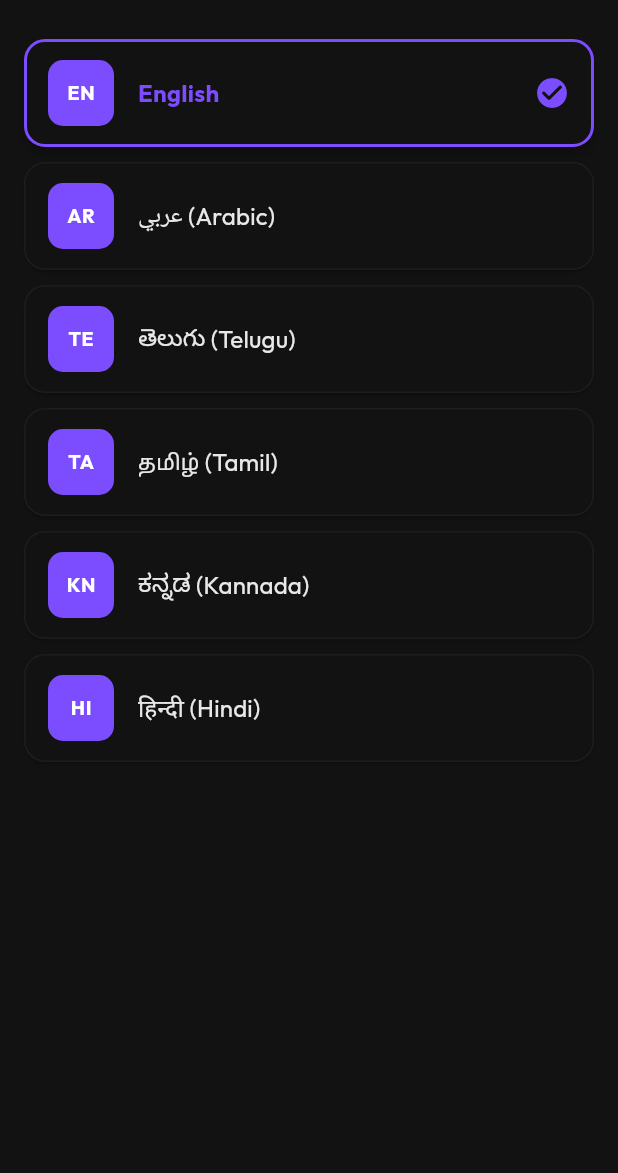
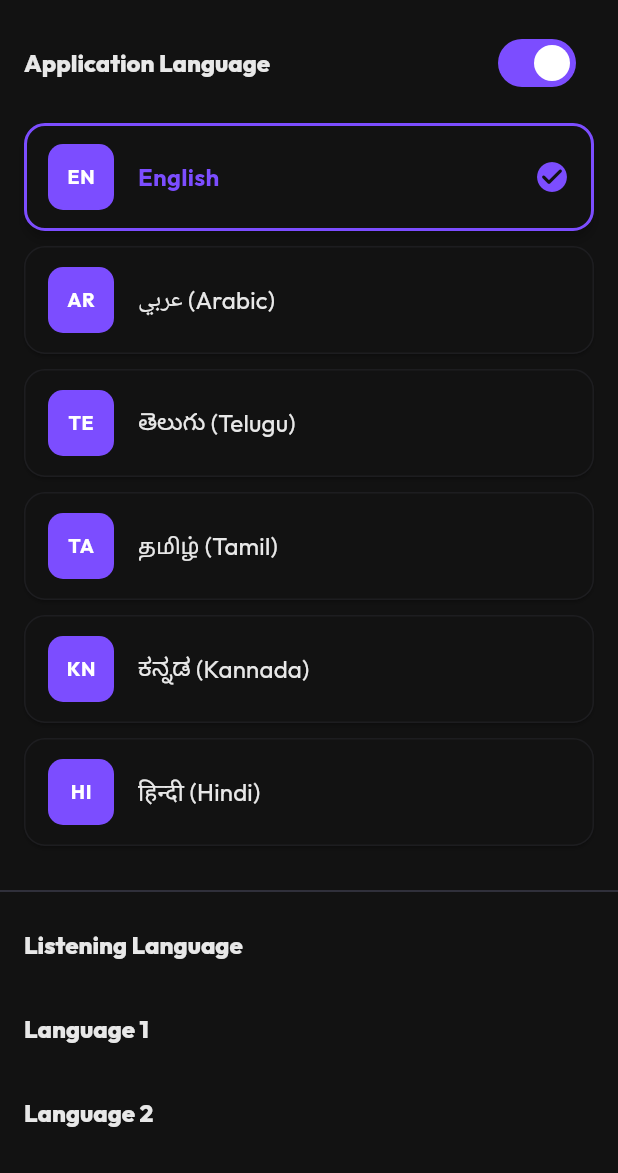
Before and after one commit to govardhanaraos/grradio-revamp, a Flutter app: the MoreScreen screen opened directly, after a tap on "Dark Mode", after a tap on "Language", on a phone screen of 412 x 824 dp, the part 63-1236 px from its top. Run offline on Flutter 3.47's test engine with Material 3 defaults, Android fonts, the phone set to English and light mode, and no system bars; our stand-ins replace audio_service, connectivity_plus, device_info_plus, dio, firebase_core, firebase_messaging and 14 more; missing offline and left inert: audio_session, encrypt, purchases_flutter, purchases_ui_flutter; accounts and stored records are empty; network calls fail; project files that could hold a hidden picture were left out.

Commit message:
Changes pending to commit

```diff
--- a/lib/more/language_selection_screen.dart
+++ b/lib/more/language_selection_screen.dart
@@ -4,9 +4,51 @@ import 'package:grradio/main.dart';
 import 'package:grradio/more/locale_provider.dart';
 import 'package:provider/provider.dart';
 
-/// Full-screen language picker accessible from More > Settings > Language.
-class LanguageSelectionScreen extends StatelessWidget {
+class LanguageSelectionScreen extends StatefulWidget {
   const LanguageSelectionScreen({super.key});
+
+  @override
+  State<LanguageSelectionScreen> createState() =>
+      _LanguageSelectionScreenState();
+}
+
+class _LanguageSelectionScreenState extends State<LanguageSelectionScreen> {
+  bool _showApplicationLanguage = true;
+
+  @override
+  Widget build(BuildContext context) {
+    return Scaffold(
+      appBar: AppBar(
+        title: const Text('Select Language'),
+        centerTitle: true,
+      ),
+      body: Column(
+        children: [
+          SwitchListTile(
+            title: const Text('Application Language'),
+            value: _showApplicationLanguage,
+            onChanged: (value) {
+              setState(() {
+                _showApplicationLanguage = value;
+              });
+            },
+          ),
+          if (_showApplicationLanguage) const ApplicationLanguageList(),
+          const Divider(),
+          const ListTile(
+            title: Text('Listening Language'),
+          ),
+          const Expanded(
+            child: ListeningLanguageList(),
+          ),
+        ],
+      ),
+    );
+  }
+}
+
+class ApplicationLanguageList extends StatelessWidget {
+  const ApplicationLanguageList({super.key});
 
   static final AnalyticsServiceAPI _analyticsService = AnalyticsServiceAPI();
 
@@ -16,19 +58,14 @@ class LanguageSelectionScreen extends StatelessWidget {
     final cs = Theme.of(context).colorScheme;
     final tt = Theme.of(context).textTheme;
 
-    return Scaffold(
-      appBar: AppBar(
-        title: const Text('Select Language'),
-        centerTitle: true,
-      ),
-      body: ListView.builder(
+    return ListView.builder(
+      shrinkWrap: true,
       padding: const EdgeInsets.symmetric(vertical: 12, horizontal: 16),
       itemCount: LocaleProvider.supportedLanguages.length,
       itemBuilder: (context, index) {
         final lang = LocaleProvider.supportedLanguages[index];
         final isSelected =
-              localeProvider.currentLocale.languageCode ==
-              lang.locale.languageCode;
+            localeProvider.currentLocale.languageCode == lang.locale.languageCode;
 
         return Card(
           margin: const EdgeInsets.only(bottom: 10),
@@ -38,7 +75,7 @@ class LanguageSelectionScreen extends StatelessWidget {
             side: BorderSide(
               color: isSelected
                   ? cs.primary
-                    : cs.outline.withValues(alpha: 0.2),
+                  : cs.outline.withOpacity(0.2),
               width: isSelected ? 2 : 1,
             ),
           ),
@@ -51,8 +88,7 @@ class LanguageSelectionScreen extends StatelessWidget {
             title: Text(
               lang.nativeName,
               style: tt.titleMedium?.copyWith(
-                  fontWeight:
-                      isSelected ? FontWeight.bold : FontWeight.normal,
+                fontWeight: isSelected ? FontWeight.bold : FontWeight.normal,
                 color: isSelected ? cs.primary : cs.onSurface,
               ),
             ),
@@ -68,29 +104,15 @@ class LanguageSelectionScreen extends StatelessWidget {
                 'Change Language',
                 details: {'language': lang.locale.languageCode},
               );
-                await context
-                    .read<LocaleProvider>()
-                    .setLocale(lang.locale);
-                if (context.mounted) Navigator.pop(context);
+              await context.read<LocaleProvider>().setLocale(lang.locale);
             },
           ),
         );
       },
-      ),
     );
   }
 
   Widget _flagIcon(String code, ColorScheme cs) {
-    final icons = <String, IconData>{
-      'en': Icons.language,
-      'ar': Icons.language,
-      'te': Icons.language,
-      'ta': Icons.language,
-      'kn': Icons.language,
-      'hi': Icons.language,
-    };
-    // Show a coloured language-code badge instead of a flag emoji for
-    // reliable rendering on all Android versions.
     return Container(
       width: 44,
       height: 44,
@@ -111,3 +133,22 @@ class LanguageSelectionScreen extends StatelessWidget {
     );
   }
 }
+
+class ListeningLanguageList extends StatelessWidget {
+  const ListeningLanguageList({super.key});
+
+  @override
+  Widget build(BuildContext context) {
+    // This is a placeholder for the listening language functionality.
+    // You can replace this with your actual implementation.
+    return ListView.builder(
+      shrinkWrap: true,
+      itemCount: 5,
+      itemBuilder: (context, index) {
+        return ListTile(
+          title: Text('Language ${index + 1}'),
+        );
+      },
+    );
+  }
+}
--- a/lib/more/locale_provider.dart
+++ b/lib/more/locale_provider.dart
@@ -2,11 +2,14 @@ import 'package:flutter/material.dart';
 import 'package:shared_preferences/shared_preferences.dart';
 
 class LocaleProvider extends ChangeNotifier {
-  static const String _prefKey = 'app_locale';
+  static const String _appLocaleKey = 'app_locale';
+  static const String _listeningLangKey = 'listening_language';
 
   Locale _locale = const Locale('en');
+  String _listeningLanguage = 'en';
 
   Locale get currentLocale => _locale;
+  String get listeningLanguage => _listeningLanguage;
 
   String get currentLanguageName {
     switch (_locale.languageCode) {
@@ -26,11 +29,12 @@ class LocaleProvider extends ChangeNotifier {
     }
   }
 
-  /// Load previously saved locale from SharedPreferences on startup.
-  Future<void> loadSavedLocale() async {
+  /// Load previously saved locale and listening language from SharedPreferences on startup.
+  Future<void> loadSavedPreferences() async {
     final prefs = await SharedPreferences.getInstance();
-    final code = prefs.getString(_prefKey) ?? 'en';
-    _locale = Locale(code);
+    final appLocaleCode = prefs.getString(_appLocaleKey) ?? 'en';
+    _locale = Locale(appLocaleCode);
+    _listeningLanguage = prefs.getString(_listeningLangKey) ?? 'en';
     notifyListeners();
   }
 
@@ -40,7 +44,16 @@ class LocaleProvider extends ChangeNotifier {
     _locale = locale;
     notifyListeners();
     final prefs = await SharedPreferences.getInstance();
-    await prefs.setString(_prefKey, locale.languageCode);
+    await prefs.setString(_appLocaleKey, locale.languageCode);
+  }
+
+  /// Change the listening language and persist the choice.
+  Future<void> setListeningLanguage(String languageCode) async {
+    if (_listeningLanguage == languageCode) return;
+    _listeningLanguage = languageCode;
+    notifyListeners();
+    final prefs = await SharedPreferences.getInstance();
+    await prefs.setString(_listeningLangKey, languageCode);
   }
 
   /// The list of locales supported by the app.
--- a/lib/radio/radioplayerscreen_mobile.dart
+++ b/lib/radio/radioplayerscreen_mobile.dart
@@ -4,19 +4,22 @@ import 'dart:math' show Random;
 import 'package:audio_service/audio_service.dart';
 import 'package:flutter/material.dart';
 import 'package:flutter/services.dart';
-import 'package:grradio/api/analytics_service_api.dart';
 import 'package:grradio/ads/ad_config_provider.dart';
 import 'package:grradio/ads/ad_widgets.dart';
+import 'package:grradio/api/analytics_service_api.dart';
+import 'package:grradio/api/song.dart';
+import 'package:grradio/api/top_songs_service.dart';
+import 'package:grradio/l10n/app_localizations.dart';
 import 'package:grradio/main.dart';
 import 'package:grradio/more/theme_provider.dart';
 import 'package:grradio/radio/radiostation.dart';
 import 'package:grradio/radio/station_category_screen.dart';
 import 'package:grradio/widgets/horizontal_station_list.dart';
+import 'package:grradio/widgets/horizontal_top_songs.dart';
 import 'package:grradio/widgets/radio_animated_icons.dart';
 import 'package:grradio/widgets/section_header.dart';
 import 'package:provider/provider.dart';
 import 'package:shared_preferences/shared_preferences.dart';
-import 'package:grradio/l10n/app_localizations.dart';
 
 // ─────────────────────────────────────────────────────────────────────────────
 //  PROGRESSIVE DISPLAY WITH INCREMENTAL AD INJECTION
@@ -162,6 +165,8 @@ class _RadioPlayerScreenState extends State<RadioPlayerScreen>
   final AnalyticsServiceAPI _analyticsService = AnalyticsServiceAPI();
   List<RadioStation> _trendingStations = [];
   List<RadioStation> _forYouStations = [];
+  List<Song> _topSongs = [];
+  bool _isLoadingTopSongs = true;
 
   String _searchQuery = '';
   String _selectedLanguage = 'All';
@@ -226,6 +231,7 @@ class _RadioPlayerScreenState extends State<RadioPlayerScreen>
   StreamSubscription<MediaItem?>? _mediaItemSub;
   late final VoidCallback _loadCompleteListener;
   late final VoidCallback _stationsListener;
+
   /// Re-runs [_onLoadComplete] when [AdConfigProvider] finishes after deferred startup
   /// so banners / in-feed ads appear (stations often load before analytics HTTP returns).
   late final VoidCallback _adConfigListener;
@@ -249,7 +255,7 @@ class _RadioPlayerScreenState extends State<RadioPlayerScreen>
     super.initState();
     _loadFavourites();
     _scrollController.addListener(_onScroll);
-
+    _fetchTopSongs();
     // ── Listener 1: stationsNotifier ─────────────────────────────────────────
     // Fires on every page arrival. Renders stations immediately without ads,
     // replacing shimmer as soon as the first page is available.
@@ -369,7 +375,11 @@ class _RadioPlayerScreenState extends State<RadioPlayerScreen>
     _adPlacement = placement;
 
     _injectState.reset();
-    final finalMixed = _injectAdsIncremental(all.toList(), placement, _injectState);
+    final finalMixed = _injectAdsIncremental(
+      all.toList(),
+      placement,
+      _injectState,
+    );
 
     // Build "For You" from a random sample of stations and "Trending"
     // from a different sample so they feel distinct and meaningful.
@@ -742,6 +752,23 @@ class _RadioPlayerScreenState extends State<RadioPlayerScreen>
                                 ],
                               ),
                             ),
+                            // Top Songs
+                            if (_isLoadingTopSongs)
+                              _buildShimmerCarousel(isDark)
+                            else if (_topSongs.isNotEmpty)
+                              Column(
+                                children: [
+                                  SectionHeader(
+                                    title: "Top 10 Songs",
+                                    onSeeAll: () {},
+                                  ),
+                                  HorizontalTopSongs(
+                                    songs: _topSongs,
+                                    onPlay: _playSong,
+                                  ),
+                                ],
+                              ),
+
                             Visibility(
                               visible: recentPlayed.isNotEmpty,
                               child: Column(
@@ -750,7 +777,8 @@ class _RadioPlayerScreenState extends State<RadioPlayerScreen>
                                   SectionHeader(
                                     title: l.sectionRecentlyPlayed,
                                     onSeeAll: () => _navigateToCategory(
-                                      l.sectionRecentlyPlayed, recentPlayed,
+                                      l.sectionRecentlyPlayed,
+                                      recentPlayed,
                                     ),
                                   ),
                                   ValueListenableBuilder<String?>(
@@ -813,8 +841,10 @@ class _RadioPlayerScreenState extends State<RadioPlayerScreen>
                             SectionHeader(
                               title: l.sectionAllStations,
                               padding: const EdgeInsets.fromLTRB(16, 12, 16, 4),
-                              onSeeAll: () =>
-                                  _navigateToCategory(l.sectionAllStations, stations),
+                              onSeeAll: () => _navigateToCategory(
+                                l.sectionAllStations,
+                                stations,
+                              ),
                             ),
                             // Station list — regular ListView, not a sliver.
                             // Item count is fixed after _onLoadComplete.
@@ -853,7 +883,9 @@ class _RadioPlayerScreenState extends State<RadioPlayerScreen>
                                           return _buildVerticalTile(
                                             s,
                                             currentMediaId: currentId,
-                                            tileKey: ValueKey('station_${s.id}'),
+                                            tileKey: ValueKey(
+                                              'station_${s.id}',
+                                            ),
                                             tightenTop: firstRow,
                                           );
                                         },
@@ -903,6 +935,34 @@ class _RadioPlayerScreenState extends State<RadioPlayerScreen>
     );
   }
 
+  Future<void> _fetchTopSongs() async {
+    setState(() {
+      _isLoadingTopSongs = true;
+    });
+    try {
+      final songs = await TopSongsService().fetchTopSongs(_selectedLanguage);
+      if (mounted) {
+        setState(() {
+          _topSongs = songs;
+          _isLoadingTopSongs = false;
+        });
+      }
+    } catch (e) {
+      if (mounted) {
+        setState(() {
+          _isLoadingTopSongs = false;
+        });
+      }
+      print("Failed to fetch top songs: $e");
+    }
+  }
+
+  void _playSong(Song song) {
+    // For now, just show a snackbar. This can be replaced with actual audio playback.
+    ScaffoldMessenger.of(
+      context,
+    ).showSnackBar(SnackBar(content: Text('Playing ${song.title}')));
+  }
   // ─────────────────────────────────────────────────────────────────────────
   //  Widget helpers
   // ─────────────────────────────────────────────────────────────────────────
@@ -955,7 +1015,9 @@ class _RadioPlayerScreenState extends State<RadioPlayerScreen>
                   boxShadow: isSelected
                       ? [
                           BoxShadow(
-                            color: const Color(0xFF7C4DFF).withValues(alpha: 0.3),
+                            color: const Color(
+                              0xFF7C4DFF,
+                            ).withValues(alpha: 0.3),
                             blurRadius: 6,
                             offset: const Offset(0, 2),
                           ),
@@ -972,9 +1034,7 @@ class _RadioPlayerScreenState extends State<RadioPlayerScreen>
                         fontWeight: isSelected
                             ? FontWeight.bold
                             : FontWeight.normal,
-                        color: isSelected
-                            ? Colors.white
-                            : cs.onSurfaceVariant,
+                        color: isSelected ? Colors.white : cs.onSurfaceVariant,
                       ),
                     ),
                     if (isSelected && lang != 'All') ...[
@@ -982,7 +1042,10 @@ class _RadioPlayerScreenState extends State<RadioPlayerScreen>
                       GestureDetector(
                         onTap: () {
                           HapticFeedback.lightImpact();
-                          _analyticsService.logActivity(deviceId!, 'Clear Language Filter');
+                          _analyticsService.logActivity(
+                            deviceId!,
+                            'Clear Language Filter',
+                          );
                           setState(() {
                             _selectedLanguage = 'All';
                             _cachedFilteredItems = null;
@@ -1214,23 +1277,20 @@ class _RadioPlayerScreenState extends State<RadioPlayerScreen>
         decoration: InputDecoration(
           icon: Icon(
             Icons.search,
-            color: _searchQuery.isNotEmpty
-                ? cs.primary
-                : cs.onSurfaceVariant,
+            color: _searchQuery.isNotEmpty ? cs.primary : cs.onSurfaceVariant,
           ),
           hintText: l.searchStations,
           hintStyle: tt.bodyMedium?.copyWith(color: cs.onSurfaceVariant),
           border: InputBorder.none,
           suffixIcon: _searchQuery.isNotEmpty
               ? IconButton(
-                  icon: Icon(
-                    Icons.close,
-                    color: cs.onSurfaceVariant,
-                    size: 18,
-                  ),
+                  icon: Icon(Icons.close, color: cs.onSurfaceVariant, size: 18),
                   onPressed: () {
                     HapticFeedback.lightImpact();
-                    _analyticsService.logActivity(deviceId!, 'Clear Search Query');
+                    _analyticsService.logActivity(
+                      deviceId!,
+                      'Clear Search Query',
+                    );
                     _searchDebounce?.cancel();
                     _searchController.clear();
                     setState(() {
@@ -1369,9 +1429,9 @@ class _RadioPlayerScreenState extends State<RadioPlayerScreen>
                 station.language ?? 'Global',
                 maxLines: 1,
                 overflow: TextOverflow.ellipsis,
-                style: Theme.of(context).textTheme.bodySmall?.copyWith(
-                      color: cs.onSurfaceVariant,
-                    ),
+                style: Theme.of(
+                  context,
+                ).textTheme.bodySmall?.copyWith(color: cs.onSurfaceVariant),
               ),
             ),
           ],
@@ -1403,10 +1463,7 @@ class _RadioPlayerScreenState extends State<RadioPlayerScreen>
             const SizedBox(width: 4),
             isPlaying
                 ? EqualizerIcon(isDark: isDark, size: 40, isPlaying: true)
-                : Icon(
-                    Icons.play_arrow_rounded,
-                    color: cs.onSurfaceVariant,
-                  ),
+                : Icon(Icons.play_arrow_rounded, color: cs.onSurfaceVariant),
           ],
         ),
         onTap: () => _playStation(station),
@@ -1428,7 +1485,12 @@ class _RadioPlayerScreenState extends State<RadioPlayerScreen>
             child: Column(
               crossAxisAlignment: CrossAxisAlignment.start,
               children: [
-                _ShimmerBox(width: 140, height: 140, radius: 20, isDark: isDark),
+                _ShimmerBox(
+                  width: 140,
+                  height: 140,
+                  radius: 20,
+                  isDark: isDark,
+                ),
                 const SizedBox(height: 8),
                 _ShimmerBox(width: 100, height: 16, radius: 4, isDark: isDark),
               ],
@@ -1647,8 +1709,7 @@ class _ShimmerBoxState extends State<_ShimmerBox>
         ? const Color(0xFF1E1E2E)
         : const Color(0xFFE8E8F0);
     // Avoid pure white in dark mode — it flashed as a bright strip during shimmer.
-    final highlight =
-        widget.isDark ? const Color(0xFF2E2E3E) : Colors.white;
+    final highlight = widget.isDark ? const Color(0xFF2E2E3E) : Colors.white;
     return AnimatedBuilder(
       animation: _anim,
       builder: (_, __) => Container(
--- a/lib/widgets/expanded_player_content.dart
+++ b/lib/widgets/expanded_player_content.dart
@@ -59,7 +59,7 @@ class _ExpandedPlayerContentState extends State<ExpandedPlayerContent>
   // ── Playback progress (local files only — music / download / recording) ────
   Duration _position = Duration.zero;
   Duration _duration = Duration.zero;
-  Timer? _progressTimer; // polls position every 500 ms
+
   StreamSubscription? _mediaItemSub; // watches duration from mediaItem
 
   late AnimationController _pulseCtrl;
@@ -128,7 +128,6 @@ class _ExpandedPlayerContentState extends State<ExpandedPlayerContent>
     ).animate(CurvedAnimation(parent: _shareBounceCtrl, curve: Curves.easeOut));
 
     // ── Progress bar: poll position every 500 ms + watch duration ────────────
-    _startProgressTimer();
     _mediaItemSub = widget.audioHandler.mediaItem.listen((mi) {
       if (!mounted) return;
       final dur = (mi as MediaItem?)?.duration ?? Duration.zero;
@@ -253,19 +252,14 @@ class _ExpandedPlayerContentState extends State<ExpandedPlayerContent>
 
   void _syncSleepTimerStateFromHandler() {
     try {
-      final Duration? remaining = widget.audioHandler.getSleepTimerRemaining()
-          as Duration?;
+      final Duration? remaining =
+          widget.audioHandler.getSleepTimerRemaining() as Duration?;
       if (!mounted) return;
       setState(() {
         _sleepTimerActive = remaining != null && remaining > Duration.zero;
         _sleepRemainingSeconds = remaining?.inSeconds ?? 0;
       });
     } catch (_) {}
-  }
-
-  // ── Progress timer — polls playbackState.position every 500 ms ───────────
-  void _startProgressTimer() {
-    _progressTimer?.cancel();
   }
 
   // ── Progress helpers ──────────────────────────────────────────────────────
@@ -325,14 +319,11 @@ class _ExpandedPlayerContentState extends State<ExpandedPlayerContent>
     final isLandscapeWide =
         mq.orientation == Orientation.landscape && screenWidth >= 600;
     final double artSize = sidePanelMode
+        ? math.min(screenWidth * 0.30 * 0.8, 200.0).clamp(90.0, 200.0)
+        : isLandscapeWide
         ? math
-            .min(screenWidth * 0.30 * 0.8, 200.0)
-            .clamp(90.0, 200.0)
-        : isLandscapeWide
-            ? math.min(
-                math.min(screenHeight * 0.58, screenWidth * 0.38),
-                320.0,
-              ).clamp(200.0, 340.0)
+              .min(math.min(screenHeight * 0.58, screenWidth * 0.38), 320.0)
+              .clamp(200.0, 340.0)
         : screenWidth * 0.72;
     final isDark = Theme.of(context).brightness == Brightness.dark;
     final cs = Theme.of(context).colorScheme;
@@ -404,10 +395,7 @@ class _ExpandedPlayerContentState extends State<ExpandedPlayerContent>
             builder: (_, v, child) => Opacity(opacity: v, child: child),
             child: Container(
               margin: EdgeInsets.only(bottom: sidePanelMode ? 8 : 14),
-              padding: const EdgeInsets.symmetric(
-                horizontal: 14,
-                vertical: 6,
-              ),
+              padding: const EdgeInsets.symmetric(horizontal: 14, vertical: 6),
               decoration: BoxDecoration(
                 color: Colors.red.shade700,
                 borderRadius: BorderRadius.circular(20),
@@ -457,9 +445,7 @@ class _ExpandedPlayerContentState extends State<ExpandedPlayerContent>
         ],
         image: widget.mediaItem?.artUri != null
             ? DecorationImage(
-                image: NetworkImage(
-                  widget.mediaItem!.artUri.toString(),
-                ),
+                image: NetworkImage(widget.mediaItem!.artUri.toString()),
                 fit: BoxFit.cover,
               )
             : null,
@@ -469,10 +455,7 @@ class _ExpandedPlayerContentState extends State<ExpandedPlayerContent>
                 end: Alignment.bottomRight,
                 colors: isDark
                     ? [const Color(0xFF1A0A3E), const Color(0xFF0D2040)]
-                    : [
-                        const Color(0xFFF0EEFF),
-                        const Color(0xFFE0F0FF),
-                      ],
+                    : [const Color(0xFFF0EEFF), const Color(0xFFE0F0FF)],
               )
             : null,
       ),
@@ -547,11 +530,11 @@ class _ExpandedPlayerContentState extends State<ExpandedPlayerContent>
                         const SizedBox(height: 12),
                         recordingPill,
                         _buildMetaIcyAndProgressSection(
-                            tt, cs, isLandscapeWide),
-                        _buildTransportAndActions(
                           tt,
-                          compact: sidePanelMode,
+                          cs,
+                          isLandscapeWide,
                         ),
+                        _buildTransportAndActions(tt, compact: sidePanelMode),
                       ],
                     ),
                   ),
@@ -635,7 +618,9 @@ class _ExpandedPlayerContentState extends State<ExpandedPlayerContent>
         if (!_isRadioStation) ...[
           const SizedBox(height: 6),
           Padding(
-            padding: EdgeInsets.symmetric(horizontal: isLandscapeWide ? 12 : 24),
+            padding: EdgeInsets.symmetric(
+              horizontal: isLandscapeWide ? 12 : 24,
+            ),
             child: Column(
               children: [
                 SliderTheme(
@@ -707,10 +692,7 @@ class _ExpandedPlayerContentState extends State<ExpandedPlayerContent>
     );
   }
 
-  Widget _buildTransportAndActions(
-    TextTheme tt, {
-    required bool compact,
-  }) {
+  Widget _buildTransportAndActions(TextTheme tt, {required bool compact}) {
     final double skipSize = compact ? 34 : 40;
     final double playSize = compact ? 62 : 76;
     final double gap = compact ? 12 : 18;
@@ -748,9 +730,7 @@ class _ExpandedPlayerContentState extends State<ExpandedPlayerContent>
                       ? []
                       : [
                           BoxShadow(
-                            color: const Color(
-                              0xFF7C4DFF,
-                            ).withOpacity(0.45),
+                            color: const Color(0xFF7C4DFF).withOpacity(0.45),
                             blurRadius: 20,
                             offset: const Offset(0, 6),
                           ),
@@ -1131,12 +1111,10 @@ class _ExpandedPlayerContentState extends State<ExpandedPlayerContent>
           ),
           const SizedBox(height: 8),
           Text(
-            isActive
-                ? _formatSleepRemaining(_sleepRemainingSeconds)
-                : 'Sleep',
-            style: Theme.of(context).textTheme.labelMedium?.copyWith(
-                  color: cs.onSurfaceVariant,
-                ),
+            isActive ? _formatSleepRemaining(_sleepRemainingSeconds) : 'Sleep',
+            style: Theme.of(
+              context,
+            ).textTheme.labelMedium?.copyWith(color: cs.onSurfaceVariant),
           ),
         ],
       ),
```
Also changed, not shown: lib/api/song.dart (added, +13 -0 lines), lib/api/top_songs_service.dart (added, +74 -0 lines), lib/main.dart (+11 -12 lines), lib/more/more.dart (+37 -11 lines), lib/radio/radiostation.dart (+7 -1 lines), lib/widgets/horizontal_top_songs.dart (added, +66 -0 lines), 1 other file. Lines whose indentation alone changed are shown as unchanged.
